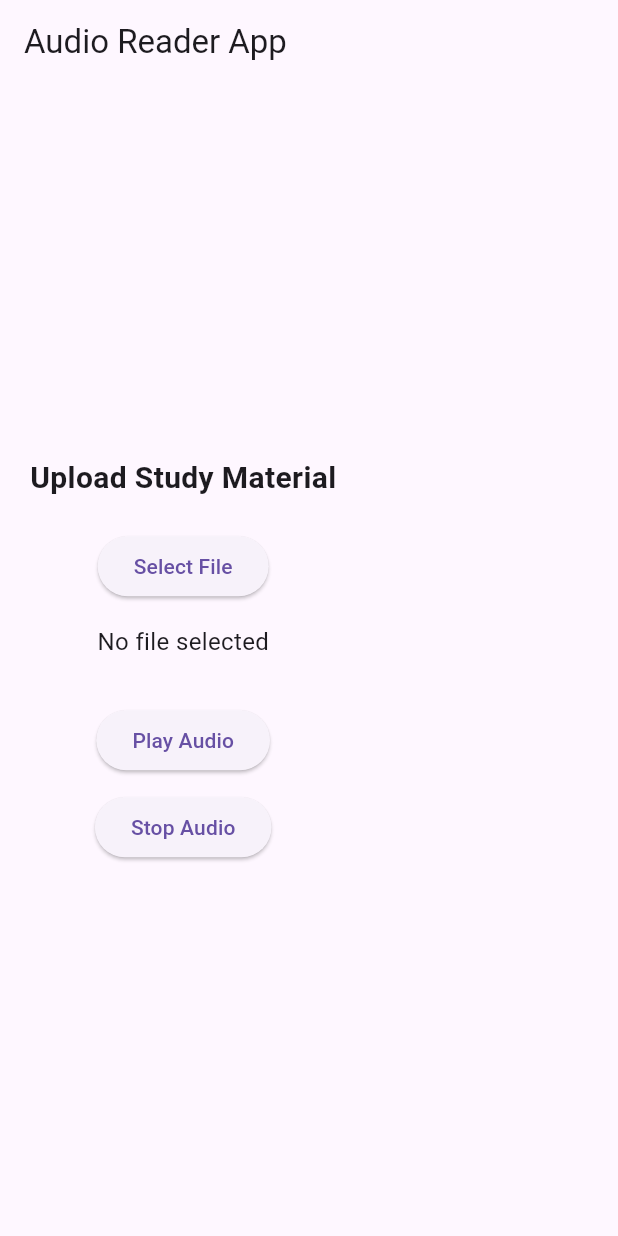
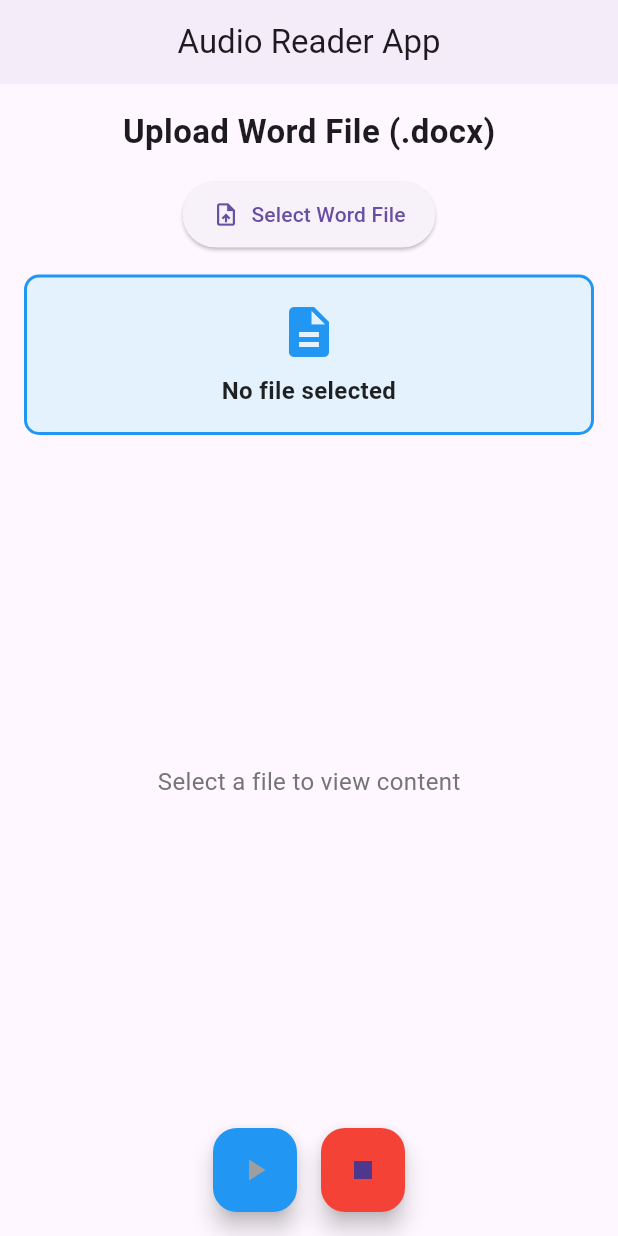
Before and after one commit to solankarrushi16/audio-reader-app, a Flutter app: the screen it shows after launch, on a phone screen of 412 x 824 dp. Run offline on Flutter 3.47's test engine with Material 3 defaults, Android fonts, the phone set to English and light mode, and no system bars; our stand-ins replace file_picker, flutter_tts; missing offline and left inert: docx_to_text.

Commit message:
Added DOCX file reading and text to speech feature

```diff
--- a/lib/main.dart
+++ b/lib/main.dart
@@ -1,5 +1,10 @@
+import 'dart:io';
+import 'dart:typed_data';
+
 import 'package:flutter/material.dart';
 import 'package:file_picker/file_picker.dart';
+import 'package:flutter_tts/flutter_tts.dart';
+import 'package:docx_to_text/docx_to_text.dart';
 
 void main() {
   runApp(const AudioReaderApp());
@@ -10,9 +15,9 @@ class AudioReaderApp extends StatelessWidget {
 
   @override
   Widget build(BuildContext context) {
-    return MaterialApp(
+    return const MaterialApp(
       debugShowCheckedModeBanner: false,
-      home: const HomePage(),
+      home: HomePage(),
     );
   }
 }
@@ -25,20 +30,92 @@ class HomePage extends StatefulWidget {
 }
 
 class _HomePageState extends State<HomePage> {
+  String selectedFileName = "No file selected";
+  String extractedText = "";
+  bool isPlaying = false;
 
-  String selectedFileName = "No file selected";
+  final FlutterTts flutterTts = FlutterTts();
 
+  @override
+  void initState() {
+    super.initState();
+    flutterTts.setLanguage("en-US");
+    flutterTts.setSpeechRate(0.5);
+  }
+
+  /// Pick DOCX file and extract text
   Future<void> pickFile() async {
-    FilePickerResult? result = await FilePicker.platform.pickFiles(
-      type: FileType.custom,
-      allowedExtensions: ['pdf', 'doc', 'docx', 'jpg', 'png'],
-    );
+    try {
+      FilePickerResult? result = await FilePicker.platform.pickFiles(
+        type: FileType.custom,
+        allowedExtensions: ['docx'],
+        allowMultiple: false,
+      );
 
-    if (result != null) {
+      if (result != null && result.files.isNotEmpty) {
+        final file = result.files.first;
+        print("File picked: ${file.name}");
+
+        Uint8List? bytes;
+
+        // ✅ For web and other platforms, use bytes directly
+        if (file.bytes != null) {
+          bytes = file.bytes;
+          print("Using file.bytes - File size: ${bytes!.length} bytes");
+        }
+        // ✅ For mobile platforms, read from path
+        else if (file.path != null) {
+          File docxFile = File(file.path!);
+          bytes = await docxFile.readAsBytes();
+          print("Using file.path - File size: ${bytes.length} bytes");
+        }
+
+        if (bytes != null && bytes.isNotEmpty) {
+          // ✅ Extract text from DOCX
+          String text = docxToText(bytes);
+          print("Extracted text length: ${text.length}");
+
+          setState(() {
+            selectedFileName = file.name;
+            extractedText = text.isEmpty ? "File is empty or could not be extracted" : text;
+            isPlaying = false;
+          });
+        } else {
+          print("No bytes found for file");
+          setState(() {
+            selectedFileName = "Error: Could not read file";
+            extractedText = "";
+          });
+        }
+      } else {
+        print("No file selected or result is null");
+      }
+    } catch (e) {
+      print("Error picking file: $e");
       setState(() {
-        selectedFileName = result.files.single.name;
+        selectedFileName = "Error: $e";
+        extractedText = "";
       });
     }
+  }
+
+  /// Speak extracted text or pause
+  Future<void> playAudio() async {
+    if (extractedText.isNotEmpty) {
+      if (isPlaying) {
+        await flutterTts.pause();
+        setState(() => isPlaying = false);
+      } else {
+        await flutterTts.speak(extractedText);
+        setState(() => isPlaying = true);
+      }
+    }
+  }
+
+  /// Stop speaking
+  Future<void> stopAudio() async {
+    await flutterTts.stop();
+    setState(() => isPlaying = false);
   }
 
   @override
@@ -46,44 +123,108 @@ class _HomePageState extends State<HomePage> {
     return Scaffold(
       appBar: AppBar(
         title: const Text("Audio Reader App"),
+        centerTitle: true,
+        elevation: 2,
       ),
       body: Padding(
-        padding: const EdgeInsets.all(20),
+        padding: const EdgeInsets.all(16),
         child: Column(
-          mainAxisAlignment: MainAxisAlignment.center,
           children: [
-
             const Text(
-              "Upload Study Material",
-              style: TextStyle(fontSize: 20, fontWeight: FontWeight.bold),
+              "Upload Word File (.docx)",
+              style: TextStyle(fontSize: 22, fontWeight: FontWeight.bold),
             ),
-
-            const SizedBox(height: 20),
-
-            ElevatedButton(
+            const SizedBox(height: 16),
+            ElevatedButton.icon(
               onPressed: pickFile,
-              child: const Text("Select File"),
+              icon: const Icon(Icons.upload_file),
+              label: const Text("Select Word File"),
+              style: ElevatedButton.styleFrom(
+                padding: const EdgeInsets.symmetric(horizontal: 20, vertical: 12),
+              ),
             ),
-
-            const SizedBox(height: 15),
-
-            Text(
-              selectedFileName,
-              style: const TextStyle(fontSize: 16),
+            const SizedBox(height: 16),
+            Container(
+              padding: const EdgeInsets.all(16),
+              width: double.infinity,
+              decoration: BoxDecoration(
+                color: Colors.blue[50],
+                borderRadius: BorderRadius.circular(10),
+                border: Border.all(color: Colors.blue, width: 2),
+              ),
+              child: Column(
+                children: [
+                  const Icon(Icons.description, size: 40, color: Colors.blue),
+                  const SizedBox(height: 8),
+                  Text(
+                    selectedFileName,
+                    textAlign: TextAlign.center,
+                    style: const TextStyle(
+                      fontSize: 16,
+                      fontWeight: FontWeight.bold,
+                      color: Colors.black87,
+                    ),
+                  ),
+                ],
+              ),
             ),
-
-            const SizedBox(height: 30),
-
-            ElevatedButton(
-              onPressed: () {},
-              child: const Text("Play Audio"),
-            ),
-
-            const SizedBox(height: 10),
-
-            ElevatedButton(
-              onPressed: () {},
-              child: const Text("Stop Audio"),
+            const SizedBox(height: 16),
+            if (extractedText.isNotEmpty) ...[
+              const Text(
+                "File Content:",
+                style: TextStyle(fontSize: 16, fontWeight: FontWeight.bold),
+              ),
+              const SizedBox(height: 8),
+              Expanded(
+                child: Container(
+                  decoration: BoxDecoration(
+                    border: Border.all(color: Colors.blue, width: 1.5),
+                    borderRadius: BorderRadius.circular(8),
+                  ),
+                  child: SingleChildScrollView(
+                    child: Padding(
+                      padding: const EdgeInsets.all(12),
+                      child: Text(
+                        extractedText,
+                        style: const TextStyle(fontSize: 14, height: 1.5),
+                      ),
+                    ),
+                  ),
+                ),
+              ),
+            ] else ...[
+              Expanded(
+                child: Center(
+                  child: Text(
+                    selectedFileName == "No file selected"
+                        ? "Select a file to view content"
+                        : "Loading...",
+                    style: TextStyle(fontSize: 16, color: Colors.grey[600]),
+                  ),
+                ),
+              ),
+            ],
+            const SizedBox(height: 16),
+            Row(
+              mainAxisAlignment: MainAxisAlignment.center,
+              children: [
+                FloatingActionButton(
+                  onPressed: extractedText.isNotEmpty ? playAudio : null,
+                  backgroundColor: isPlaying ? Colors.orange : Colors.blue,
+                  tooltip: isPlaying ? "Pause" : "Play",
+                  child: Icon(
+                    isPlaying ? Icons.pause : Icons.play_arrow,
+                    color: extractedText.isNotEmpty ? Colors.white : Colors.grey,
+                  ),
+                ),
+                const SizedBox(width: 16),
+                FloatingActionButton(
+                  onPressed: stopAudio,
+                  backgroundColor: Colors.red,
+                  tooltip: "Stop",
+                  child: const Icon(Icons.stop),
+                ),
+              ],
             ),
           ],
         ),
--- a/pubspec.yaml
+++ b/pubspec.yaml
@@ -33,8 +33,8 @@ dependencies:
 
   cupertino_icons: ^1.0.8
   flutter_tts: ^3.8.5
-
-  file_picker: ^8.0.0
+  file_picker: ^8.3.7
+  docx_to_text: ^1.0.1
 
 
 dev_dependencies:
```
Also changed, not shown: pubspec.lock.
